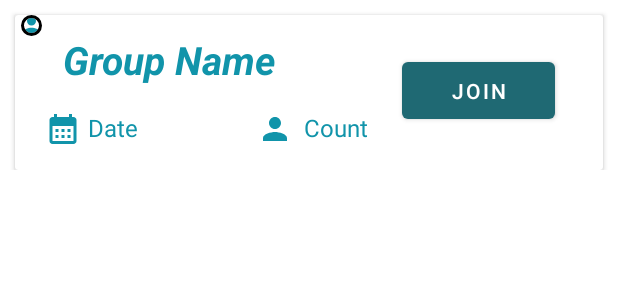
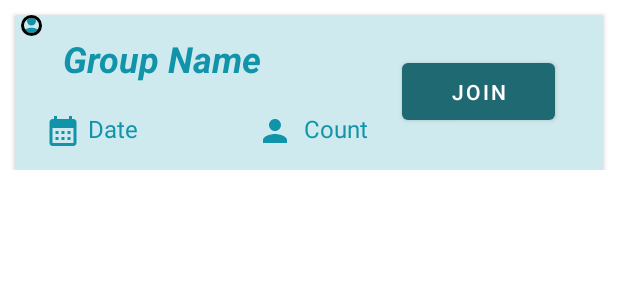
Before and after one commit to purva-n/MAD_ProjectAssignment_Team16, an Android app: the layout activity_group_result_find_page_view_holder.xml on its own in the app's theme, with its tools: preview values and no code run, on a phone screen of 412 x 824 dp. Shown: the top 300 px of the screen. Run offline under Robolectric (Android 15) with nearby library versions, the phone set to English and light mode, and no system bars.

Commit message:
card view background color change

```diff
--- a/AtYourService/app/src/main/res/layout/activity_group_result_find_page_view_holder.xml
+++ b/AtYourService/app/src/main/res/layout/activity_group_result_find_page_view_holder.xml
@@ -12,6 +12,7 @@
         android:layout_margin="10dp"
         android:layout_marginStart="9dp"
         android:layout_marginEnd="9dp"
+        android:background="@color/home_20"
         app:layout_constraintEnd_toEndOf="parent"
         app:layout_constraintStart_toStartOf="parent"
         app:layout_constraintTop_toTopOf="parent">
@@ -19,8 +20,8 @@
         <androidx.constraintlayout.widget.ConstraintLayout
             android:id="@+id/cardContraint"
             android:layout_width="match_parent"
-            android:layout_height="101dp"
-
+            android:layout_height="match_parent"
+            android:background="@color/home_20"
             tools:layout_editor_absoluteX="16dp"
             tools:layout_editor_absoluteY="171dp">
 
@@ -32,7 +33,7 @@
                 android:text="Group Name"
                 android:textColor="@color/home"
                 android:textColorLink="#1E6670"
-                android:textSize="26sp"
+                android:textSize="24sp"
                 android:textStyle="bold|italic"
                 app:layout_constraintBottom_toBottomOf="parent"
                 app:layout_constraintStart_toEndOf="@+id/groupImg"
```
